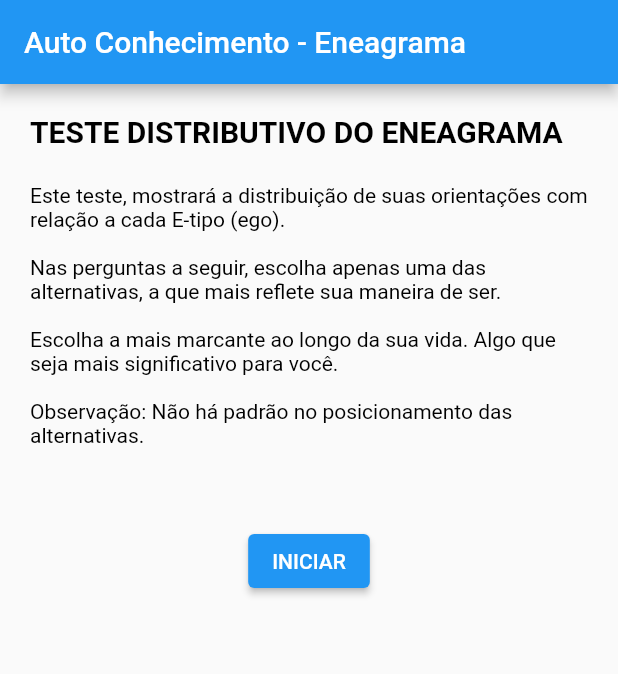
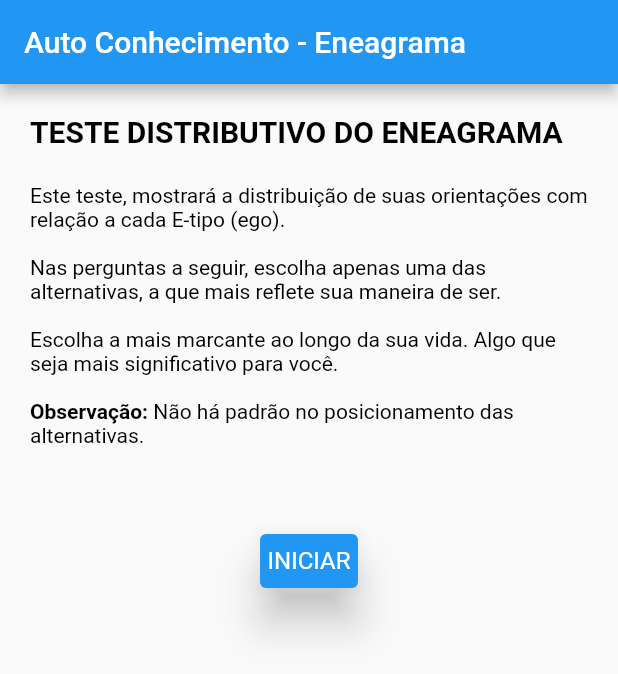
Before and after one commit to danilovalerio/eneaautoconhecimento, a Flutter app: the screen it shows after launch, on a phone screen of 412 x 824 dp. Shown: the top 674 px of the screen. Run offline on Flutter 3.47's test engine with Material 2 defaults, Android fonts, the phone set to English and light mode, and no system bars; missing offline and left inert: share_files_and_screenshot_widgets.

Commit message:
melhoras visuais no app

```diff
--- a/lib/main.dart
+++ b/lib/main.dart
@@ -1,6 +1,7 @@
 import 'package:eneaautoconhecimento/quiz_widget.dart';
 import 'package:eneaautoconhecimento/result_widget.dart';
 import 'package:eneaautoconhecimento/styles_theme.dart';
+import 'package:eneaautoconhecimento/utils/responsive_layout.dart';
 
 import 'package:flutter/material.dart';
 import 'constants.dart';
@@ -63,13 +64,19 @@ class _AutoConhecimentoEneaAppState extends State<AutoConhecimentoEneaApp> {
 
   @override
   Widget build(BuildContext context) {
+
     return MaterialApp(
       debugShowCheckedModeBanner: false,
+      theme: ThemeData(
+        primaryColor: Colors.blue,
+        visualDensity: VisualDensity.adaptivePlatformDensity,
+      ),
       home: Scaffold(
         appBar: AppBar(
           title: Text('Auto Conhecimento - Eneagrama'),
         ),
-        /*body: TipoEneagramaWidget(
+        /* TODO: Remover depois do app ok, tesde de componente
+        body: TipoEneagramaWidget(
           eneagrama: EneagramaModel(
               title: "Meu título",
               description: "Minha descrição personalizada..."),
@@ -90,7 +97,7 @@ Este teste, mostrará a distribuição de suas orientações com relação a cad
 Nas perguntas a seguir, escolha apenas uma das alternativas, a que mais reflete sua maneira de ser.\n
 Escolha a mais marcante ao longo da sua vida. Algo que seja mais significativo para você.\n
 """, style: textBodyOne),
-                        TextSpan(text: 'Observação:', style: subTitle),
+                        TextSpan(text: 'Observação:', style: subTitleBold),
                         TextSpan(text: """
  Não há padrão no posicionamento das alternativas.\n
               """, style: textBodyOne),
@@ -101,6 +108,7 @@ Escolha a mais marcante ao longo da sua vida. Algo que seja mais significativo p
                     child: ElevatedButton(
                       onPressed: _iniciarQuestionario,
                       child: Text('INICIAR'),
+                      style: styleBtnResponse,
                     ),
                   ),
                 ],
--- a/lib/styles_theme.dart
+++ b/lib/styles_theme.dart
@@ -17,13 +17,15 @@ const TextStyle subTitleBold = TextStyle(
   color: Colors.black,
 );
 
-
 const TextStyle textBodyOne = TextStyle(
   fontSize: 14,
   color: Colors.black,
 );
 
 final ButtonStyle styleBtnResponse = ElevatedButton.styleFrom(
+  // visualDensity: VisualDensity(horizontal: 2.0, vertical: 2.0),
+  padding: EdgeInsets.all(5),
+  elevation: 12,
     textStyle: const TextStyle(
   fontSize: 16,
   color: Colors.white,
```
Also changed, not shown: lib/result_widget.dart (+5 -9 lines).
